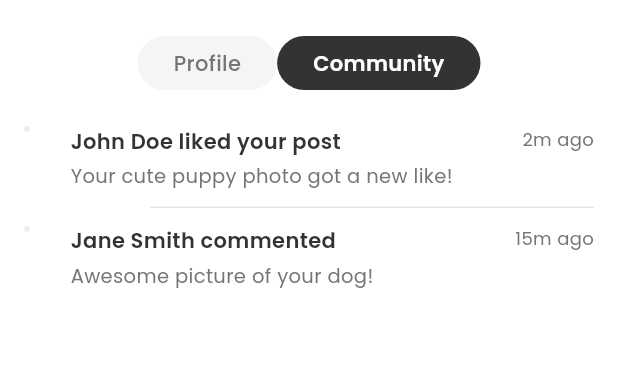
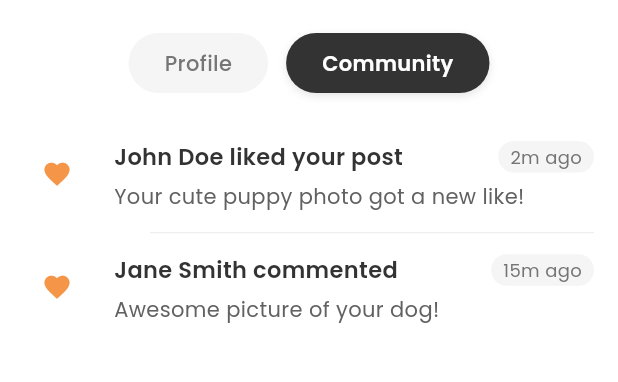
Before and after one commit to Chandupa04/furrpal, a Flutter app: the NotificationsPage screen opened directly, after a tap on "Community", on a phone screen of 412 x 824 dp, the part 66-448 px from its top. Run offline on Flutter 3.47's test engine with Material 3 defaults, Android fonts, the phone set to English and light mode, and no system bars; our stand-ins replace cached_network_image, cloud_firestore, dio, email_validator, file_picker, firebase_auth and 9 more; missing offline and left inert: flutter_stripe, platform_text; accounts and stored records are empty.

Commit message:
Saved some fields fiirebase

```diff
--- a/lib/config/firebase_service.dart
+++ b/lib/config/firebase_service.dart
@@ -452,6 +452,7 @@ class FirebaseService {
         'dogId': dogId,
         'dogName': dogName,
         'likedByUserId': currentUserId,
+        'likedByDogId': likedByDogId, // Add this line
         'timestamp': FieldValue.serverTimestamp(),
         'read': false,
         'message': 'Your dog $dogName has received a new like!',
--- a/lib/features/notifications/presentation/pages/notification_page.dart
+++ b/lib/features/notifications/presentation/pages/notification_page.dart
@@ -42,7 +42,7 @@ class _NotificationsPageState extends State<NotificationsPage> {
                   color: Colors.black,
                 ),
               ),
-              const SizedBox(width: 50),
+              SizedBox(width: 50),
             ],
           ),
         ),
@@ -56,22 +56,34 @@ class _NotificationsPageState extends State<NotificationsPage> {
               mainAxisAlignment: MainAxisAlignment.center,
               children: List.generate(
                 categories.length,
-                (index) => GestureDetector(
+                (index) => Padding(
+                  padding: const EdgeInsets.symmetric(horizontal: 6),
+                  child: GestureDetector(
                     onTap: () {
                       setState(() {
                         selectedIndex = index;
                       });
                     },
-                  child: Container(
+                    child: AnimatedContainer(
+                      duration: const Duration(milliseconds: 200),
                       padding: const EdgeInsets.symmetric(
                         horizontal: 24,
-                      vertical: 8,
+                        vertical: 10,
                       ),
                       decoration: BoxDecoration(
                         color: selectedIndex == index
                             ? const Color(0xFF333333)
                             : Colors.grey.shade100,
                         borderRadius: BorderRadius.circular(20),
+                        boxShadow: selectedIndex == index
+                            ? [
+                                BoxShadow(
+                                  color: Colors.black.withOpacity(0.1),
+                                  blurRadius: 4,
+                                  offset: const Offset(0, 2),
+                                )
+                              ]
+                            : null,
                       ),
                       child: Text(
                         categories[index],
@@ -83,6 +95,7 @@ class _NotificationsPageState extends State<NotificationsPage> {
                           color: selectedIndex == index
                               ? Colors.white
                               : Colors.grey.shade600,
+                        ),
                       ),
                     ),
                   ),
@@ -112,7 +125,9 @@ class _NotificationsPageState extends State<NotificationsPage> {
                 if (snapshot.connectionState == ConnectionState.waiting) {
                   print('StreamBuilder waiting for data...');
                   return const Center(
-                    child: CircularProgressIndicator(),
+                    child: CircularProgressIndicator(
+                      color: Color(0xFF333333),
+                    ),
                   );
                 }
 
@@ -122,11 +137,23 @@ class _NotificationsPageState extends State<NotificationsPage> {
                 if (notifications.isEmpty) {
                   print('No notifications found');
                   return Center(
-                    child: Text(
+                    child: Column(
+                      mainAxisAlignment: MainAxisAlignment.center,
+                      children: [
+                        Icon(
+                          Icons.notifications_off_outlined,
+                          size: 48,
+                          color: Colors.grey.shade400,
+                        ),
+                        const SizedBox(height: 16),
+                        Text(
                           'No likes yet',
                           style: GoogleFonts.poppins(
                             color: Colors.grey.shade600,
+                            fontSize: 16,
                           ),
+                        ),
+                      ],
                     ),
                   );
                 }
@@ -142,11 +169,13 @@ class _NotificationsPageState extends State<NotificationsPage> {
                 });
 
                 return ListView.separated(
+                  padding: const EdgeInsets.only(top: 8, bottom: 16),
                   itemCount: notifications.length,
-                  separatorBuilder: (context, index) => const Divider(
+                  separatorBuilder: (context, index) => Divider(
                     height: 1,
                     indent: 72,
                     endIndent: 16,
+                    color: Colors.grey.shade200,
                   ),
                   itemBuilder: (context, index) {
                     final notification =
@@ -165,7 +194,7 @@ class _NotificationsPageState extends State<NotificationsPage> {
                         notification['likedByUserName'] ?? 'Someone';
                     final dogName = notification['dogName'] ?? 'your dog';
                     final message = notification['message'] ??
-                        'Your dog is getting popular!';
+                        "<dogName> has received a like.";
 
                     // Get profile picture if available, otherwise use default
                     final avatarPath =
@@ -179,8 +208,8 @@ class _NotificationsPageState extends State<NotificationsPage> {
                     return NotificationTile(
                       notification: Notification(
                         avatarPath: avatarPath,
-                        title: '$likedByUserName liked your profile',
-                        message: message,
+                        title: 'A user liked your profile',
+                        message: '$dogName has received a like.',
                         time: timeAgo,
                         userId: notification['likedByUserId'],
                         dogId: notification['likedByDogId'],
@@ -193,14 +222,14 @@ class _NotificationsPageState extends State<NotificationsPage> {
               },
             )
           : ListView.separated(
+              padding: const EdgeInsets.only(top: 8, bottom: 16),
               itemCount: getCurrentNotifications().length,
-              separatorBuilder: (context, index) => const Divider(
+              separatorBuilder: (context, index) => Divider(
                 height: 0.5,
                 indent: 100,
-                endIndent: 16, // Matches the right padding
+                endIndent: 16,
                 thickness: 0.8,
-                color: Color(
-                    0xFFDDDDDD), // Light grey line (optional for a premium feel)
+                color: Colors.grey.shade200,
               ),
               itemBuilder: (context, index) {
                 return NotificationTile(
@@ -229,68 +258,11 @@ class NotificationTile extends StatelessWidget {
 
   @override
   Widget build(BuildContext context) {
-    return Padding(
-      padding: const EdgeInsets.symmetric(horizontal: 16, vertical: 12),
-      child: Row(
-        crossAxisAlignment: CrossAxisAlignment.start,
-        children: [
-          Container(
-            decoration: BoxDecoration(
-              shape: BoxShape.circle,
-              border: Border.all(
-                color: Colors.grey.shade200,
-                width: 2,
-              ),
-            ),
-          ),
-          const SizedBox(width: 12),
-          Expanded(
-            child: Padding(
-              padding: const EdgeInsets.only(left: 15),
-              child: Column(
-                crossAxisAlignment: CrossAxisAlignment.start,
-                children: [
-                  Row(
-                    crossAxisAlignment: CrossAxisAlignment.start,
-                    children: [
-                      Expanded(
-                        child: Text(
-                          notification.title,
-                          style: GoogleFonts.poppins(
-                            fontSize: 14,
-                            fontWeight: FontWeight.w600,
-                            color: const Color(0xFF333333),
-                          ),
-                        ),
-                      ),
-                      const SizedBox(width: 8),
-                      Text(
-                        notification.time,
-                        style: GoogleFonts.poppins(
-                          fontSize: 12,
-                          color: Colors.grey.shade600,
-                        ),
-                      ),
-                    ],
-                  ),
-                  const SizedBox(height: 4),
-                  Text(
-                    notification.message,
-                    style: GoogleFonts.poppins(
-                      fontSize: 13,
-                      color: Colors.grey.shade600,
-                      height: 1.4,
-                    ),
-                  ),
-                  if (notification.likedByUserId != null &&
-                      notification.likedByDogId != null)
-                    Padding(
-                      padding: const EdgeInsets.only(top: 8.0),
-                      child: GestureDetector(
+    return InkWell(
       onTap: () async {
+        if (notification.likedByUserId != null) {
           print('Viewing user profile:');
-                          print(
-                              '  likedByUserId: ${notification.likedByUserId}');
+          print('  likedByUserId: ${notification.likedByUserId}');
 
           // Fetch the user details before navigating
           final userDetails = await _firebaseService
@@ -317,13 +289,97 @@ class NotificationTile extends StatelessWidget {
                   'Profile not found',
                   style: GoogleFonts.poppins(),
                 ),
+                backgroundColor: Colors.red.shade400,
+                behavior: SnackBarBehavior.floating,
+                shape: RoundedRectangleBorder(
+                  borderRadius: BorderRadius.circular(10),
+                ),
               ),
             );
           }
+        }
       },
-                        child: Container(
+      child: Padding(
+        padding: const EdgeInsets.symmetric(horizontal: 16, vertical: 14),
+        child: Row(
+          crossAxisAlignment: CrossAxisAlignment.start,
+          children: [
+            Container(
+              width: 44,
+              height: 44,
+              // decoration: BoxDecoration(
+              //   shape: BoxShape.circle,
+              //   color: Colors.grey.shade100,
+              //   border: Border.all(
+              //     color: Colors.grey.shade200,
+              //     width: 2,
+              //   ),
+              // ),
+              child: Icon(
+                Icons.favorite,
+                color: const Color.fromARGB(255, 244, 149, 72),
+                size: 20,
+              ),
+            ),
+            const SizedBox(width: 16),
+            Expanded(
+              child: Column(
+                crossAxisAlignment: CrossAxisAlignment.start,
+                children: [
+                  Row(
+                    crossAxisAlignment: CrossAxisAlignment.start,
+                    children: [
+                      Expanded(
+                        child: Text(
+                          notification.title,
+                          style: GoogleFonts.poppins(
+                            fontSize: 15,
+                            fontWeight: FontWeight.w600,
+                            color: const Color(0xFF333333),
+                          ),
+                        ),
+                      ),
+                      const SizedBox(width: 8),
+                      Container(
                         padding: const EdgeInsets.symmetric(
-                              horizontal: 12, vertical: 6),
+                          horizontal: 8,
+                          vertical: 2,
+                        ),
+                        decoration: BoxDecoration(
+                          color: Colors.grey.shade100,
+                          borderRadius: BorderRadius.circular(12),
+                        ),
+                        child: Text(
+                          notification.time,
+                          style: GoogleFonts.poppins(
+                            fontSize: 12,
+                            color: Colors.grey.shade600,
+                          ),
+                        ),
+                      ),
+                    ],
+                  ),
+                  const SizedBox(height: 6),
+                  Text(
+                    notification.message,
+                    style: GoogleFonts.poppins(
+                      fontSize: 14,
+                      color: Colors.grey.shade700,
+                      height: 1.4,
+                    ),
+                  ),
+                  if (notification.likedByUserId != null)
+                    Container(
+                      margin: const EdgeInsets.only(top: 10),
+                      padding: const EdgeInsets.symmetric(
+                        horizontal: 14,
+                        vertical: 6,
+                      ),
+                      decoration: BoxDecoration(
+                        color: const Color.fromARGB(255, 254, 79, 21)
+                            .withOpacity(0.1),
+                        borderRadius: BorderRadius.circular(16),
+                      ),
                       child: Text(
                         'View Profile',
                         style: GoogleFonts.poppins(
@@ -333,13 +389,11 @@ class NotificationTile extends StatelessWidget {
                         ),
                       ),
                     ),
+                ],
               ),
             ),
           ],
         ),
-            ),
-          ),
-        ],
       ),
     );
   }
```
Lines whose indentation alone changed are shown as unchanged.
